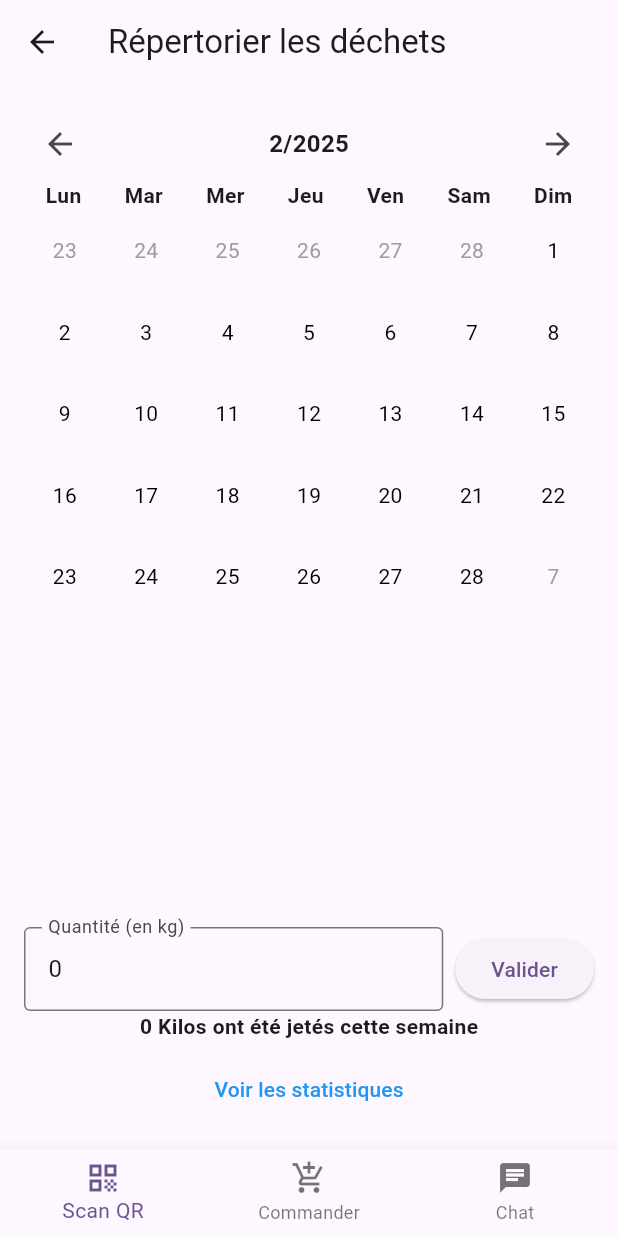
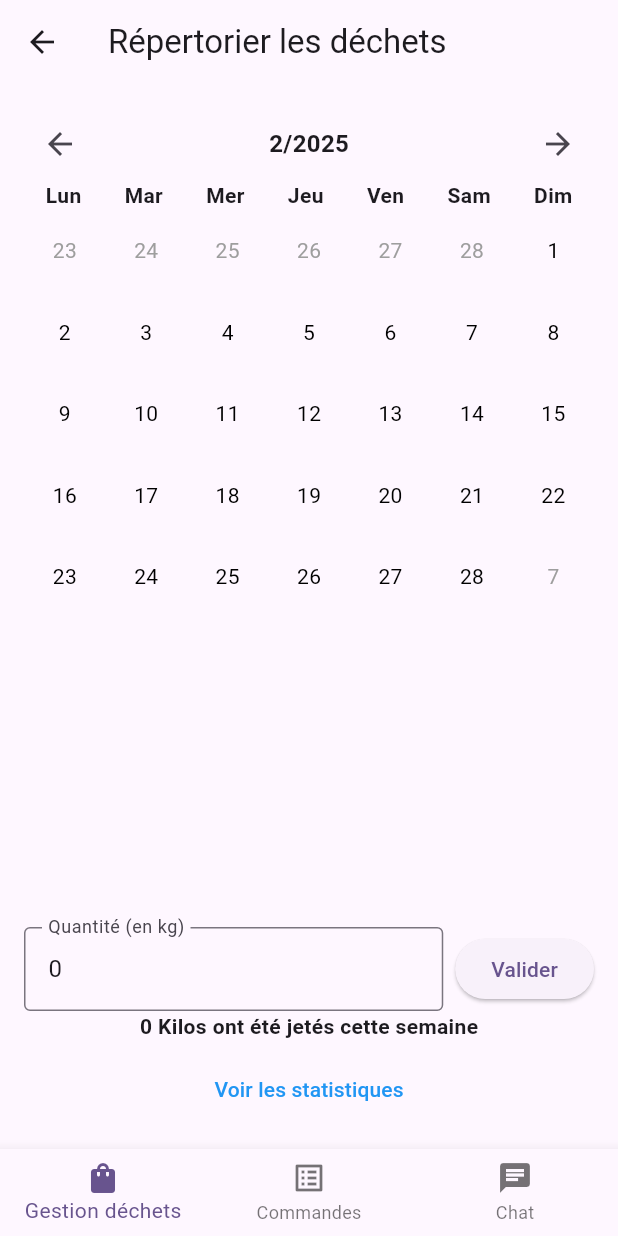
Before and after one commit to JuhelKilian/La-Detente-De-Camoel-cuisines, a Flutter app: the screen it shows after launch, on a phone screen of 412 x 824 dp. Run offline on Flutter 3.47's test engine with Material 3 defaults, Android fonts, the phone set to English and light mode, and no system bars; our stand-ins replace flutter_chat_types, flutter_chat_ui, shared_preferences; network calls fail.

Commit message:
changement icone

```diff
--- a/lib/ui/screens/HomePageScreen.dart
+++ b/lib/ui/screens/HomePageScreen.dart
@@ -53,12 +53,12 @@ class _HomePageScreenState extends State<HomePageScreen> {
               currentIndex: _currentIndex - 1,
               items: const <BottomNavigationBarItem>[
                 BottomNavigationBarItem(
-                  icon: Icon(Icons.qr_code),
-                  label: 'Scan QR',
+                  icon: Icon(Icons.shopping_bag),
+                  label: 'Gestion déchets',
                 ),
                 BottomNavigationBarItem(
-                  icon: Icon(Icons.add_shopping_cart),
-                  label: 'Commander',
+                  icon: Icon(Icons.list_alt),
+                  label: 'Commandes',
                 ),
                 BottomNavigationBarItem(
                   icon: Icon(Icons.chat),
```
